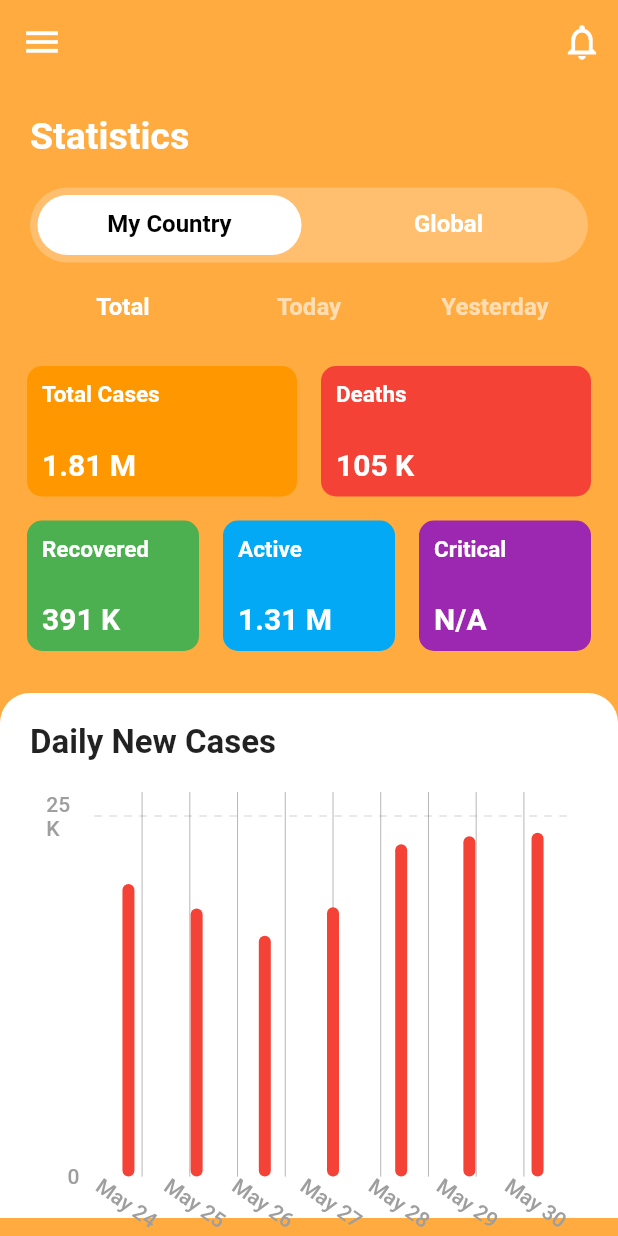
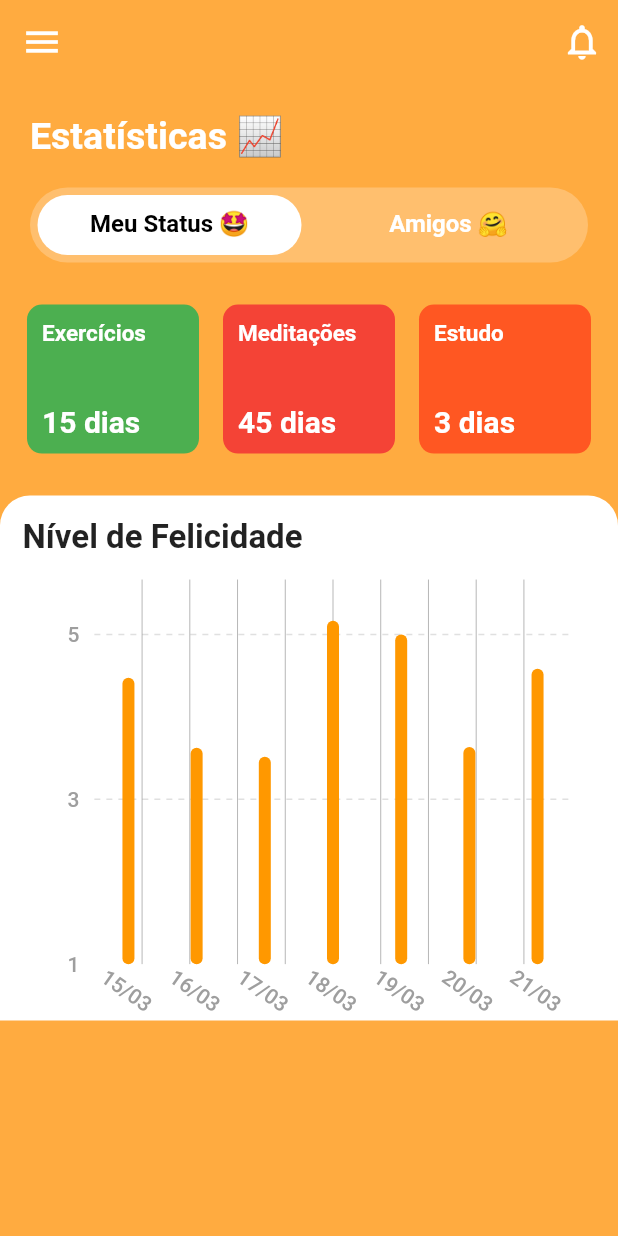
Before and after one commit to MyHabitsUnB/MyHabitsFrontend, a Flutter app: the StatsScreen screen opened directly, on a phone screen of 412 x 824 dp. Run offline on Flutter 3.47's test engine with Material 2 defaults, Android fonts, the phone set to English and light mode, and no system bars; drawn by our look-alikes of fl_chart; our stand-ins replace bubble_tab_indicator.

Commit message:
:art: Creating Statistics Widget
Co-authored-by: joao4018 <joao4018@gmail.com>

```diff
--- a/lib/data/data.dart
+++ b/lib/data/data.dart
@@ -4,4 +4,4 @@ final prevention = [
   {'assets/images/undraw_Graduation.png': 'Estudar'},
 ];
 
-final covidUSADailyNewCases = [12.17, 11.15, 10.02, 11.21, 13.83, 14.16, 14.30];
+final covidUSADailyNewCases = [4.17 * 2.5, 3.15 * 2.5, 3.02 * 2.5, 5.0 * 2.5, 4.8 * 2.5, 3.16 * 2.5, 4.30 * 2.5];
--- a/lib/screens/home_screen.dart
+++ b/lib/screens/home_screen.dart
@@ -10,7 +10,7 @@ class HomeScreen extends StatefulWidget {
 }
 
 class _HomeScreenState extends State<HomeScreen> {
-  String _country = 'USA';
+  String _country = 'BR';
 
   @override
   Widget build(BuildContext context) {
--- a/lib/screens/stats_screen.dart
+++ b/lib/screens/stats_screen.dart
@@ -21,7 +21,7 @@ class _StatsScreenState extends State<StatsScreen> {
         slivers: <Widget>[
           _buildHeader(),
           _buildRegionTabBar(),
-          _buildStatsTabBar(),
+          _buildEmptyContainer(),
           SliverPadding(
             padding: const EdgeInsets.symmetric(horizontal: 10.0),
             sliver: SliverToBoxAdapter(
@@ -44,7 +44,7 @@ class _StatsScreenState extends State<StatsScreen> {
       padding: const EdgeInsets.all(20.0),
       sliver: SliverToBoxAdapter(
         child: Text(
-          'Statistics',
+          'Estatísticas 📈',
           style: const TextStyle(
             color: Colors.white,
             fontSize: 25.0,
@@ -76,13 +76,22 @@ class _StatsScreenState extends State<StatsScreen> {
             labelColor: Colors.black,
             unselectedLabelColor: Colors.white,
             tabs: <Widget>[
-              Text('My Country'),
-              Text('Global'),
+              Text('Meu Status 🤩'),
+              Text('Amigos 🤗'),
             ],
             onTap: (index) {},
           ),
         ),
       ),
+    );
+  }
+
+  SliverToBoxAdapter _buildEmptyContainer() {
+    return SliverToBoxAdapter(
+        child: Container(
+          margin: const EdgeInsets.symmetric(horizontal: 20.0),
+          height: 20.0,
+        )
     );
   }
 
--- a/lib/widgets/covid_bar_chart.dart
+++ b/lib/widgets/covid_bar_chart.dart
@@ -21,10 +21,10 @@ class CovidBarChart extends StatelessWidget {
       child: Column(
         children: <Widget>[
           Container(
-            padding: const EdgeInsets.all(20.0),
+            padding: const EdgeInsets.all(15.0),
             alignment: Alignment.centerLeft,
             child: Text(
-              'Daily New Cases',
+              'Nível de Felicidade',
               style: const TextStyle(
                 fontSize: 22.0,
                 fontWeight: FontWeight.bold,
@@ -36,7 +36,7 @@ class CovidBarChart extends StatelessWidget {
             child: BarChart(
               BarChartData(
                 alignment: BarChartAlignment.spaceAround,
-                maxY: 16.0,
+                maxY: 14.0,
                 barTouchData: BarTouchData(enabled: false),
                 titlesData: FlTitlesData(
                   show: true,
@@ -48,19 +48,19 @@ class CovidBarChart extends StatelessWidget {
                     getTitles: (double value) {
                       switch (value.toInt()) {
                         case 0:
-                          return 'May 24';
+                          return '15/03'; //TODO Get from calendar
                         case 1:
-                          return 'May 25';
+                          return '16/03';
                         case 2:
-                          return 'May 26';
+                          return '17/03';
                         case 3:
-                          return 'May 27';
+                          return '18/03';
                         case 4:
-                          return 'May 28';
+                          return '19/03';
                         case 5:
-                          return 'May 29';
+                          return '20/03';
                         case 6:
-                          return 'May 30';
+                          return '21/03';
                         default:
                           return '';
                       }
@@ -72,9 +72,9 @@ class CovidBarChart extends StatelessWidget {
                       textStyle: Styles.chartLabelsTextStyle,
                       getTitles: (value) {
                         if (value == 0) {
-                          return '0';
+                          return '1';
                         } else if (value % 3 == 0) {
-                          return '${value ~/ 3 * 5}K';
+                          return '${value ~/ 3 + 1}';
                         }
                         return '';
                       }),
@@ -85,7 +85,7 @@ class CovidBarChart extends StatelessWidget {
                   getDrawingHorizontalLine: (value) => FlLine(
                     color: Colors.black12,
                     strokeWidth: 1.0,
-                    dashArray: [5],
+                    dashArray: [4],
                   ),
                 ),
                 borderData: FlBorderData(show: false),
@@ -98,7 +98,7 @@ class CovidBarChart extends StatelessWidget {
                           barRods: [
                             BarChartRodData(
                               y: value,
-                              color: Colors.red,
+                              color: Colors.orange,
                             ),
                           ],
                         )))
--- a/lib/widgets/stats_grid.dart
+++ b/lib/widgets/stats_grid.dart
@@ -4,23 +4,15 @@ class StatsGrid extends StatelessWidget {
   @override
   Widget build(BuildContext context) {
     return Container(
-      height: MediaQuery.of(context).size.height * 0.25,
+      height: MediaQuery.of(context).size.height * 0.14,
       child: Column(
         children: <Widget>[
           Flexible(
             child: Row(
               children: <Widget>[
-                _buildStatCard('Total Cases', '1.81 M', Colors.orange),
-                _buildStatCard('Deaths', '105 K', Colors.red),
-              ],
-            ),
-          ),
-          Flexible(
-            child: Row(
-              children: <Widget>[
-                _buildStatCard('Recovered', '391 K', Colors.green),
-                _buildStatCard('Active', '1.31 M', Colors.lightBlue),
-                _buildStatCard('Critical', 'N/A', Colors.purple),
+                _buildStatCard('Exercícios ', '15 dias', Colors.green),
+                _buildStatCard('Meditações', '45 dias', Colors.red),
+                _buildStatCard('Estudo ', '3 dias', Colors.deepOrange), //TODO get from database or local Storage
               ],
             ),
           ),
```
